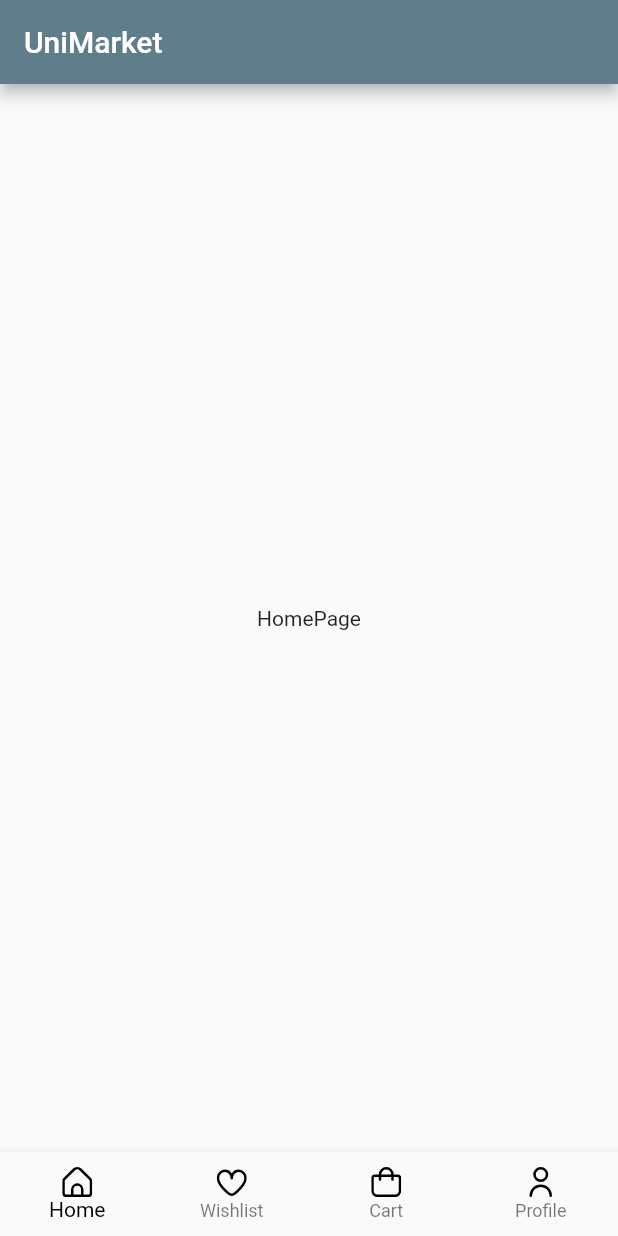
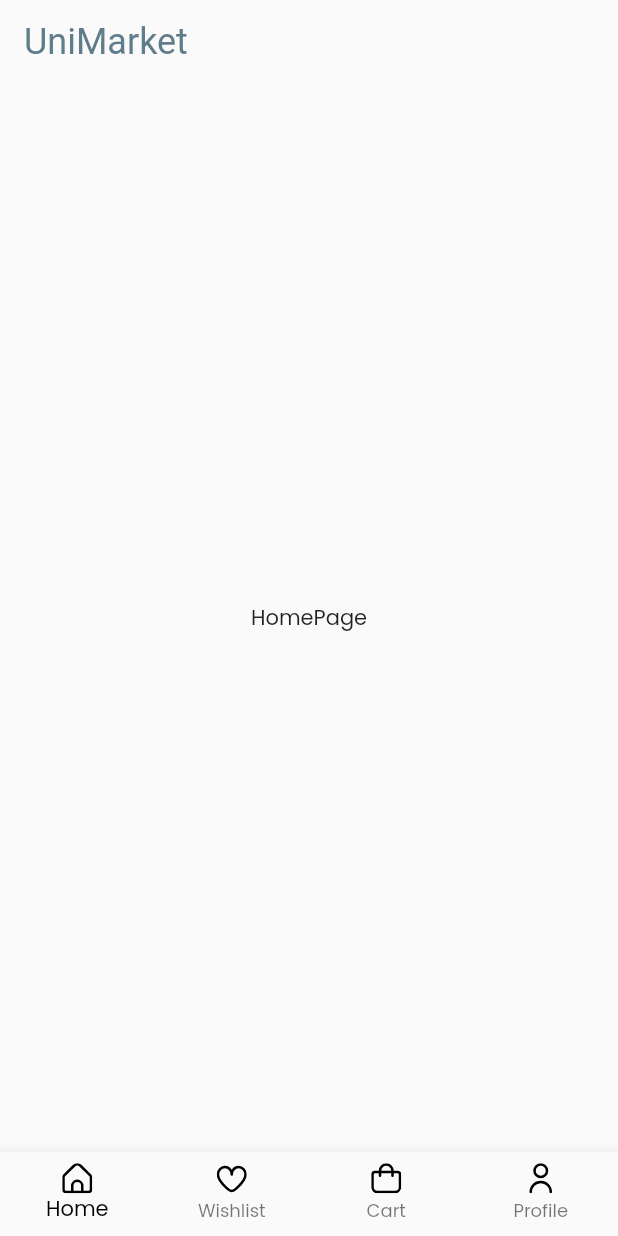
Before and after one commit to geniusvale/unimarket, a Flutter app: the screen it shows after launch, on a phone screen of 412 x 824 dp. Run offline on Flutter 3.47's test engine with Material 2 defaults, Android fonts, the phone set to English and light mode, and no system bars; our stand-ins replace flutter_svg, google_fonts.

Commit message:
upgrade to flutter 3 and added google fonts

```diff
--- a/lib/main.dart
+++ b/lib/main.dart
@@ -1,4 +1,5 @@
 import 'package:flutter/material.dart';
+import 'package:google_fonts/google_fonts.dart';
 
 import 'screens/homepage.dart';
 
@@ -17,6 +18,7 @@ class MyApp extends StatelessWidget {
       title: 'UniMarket',
       theme: ThemeData(
         primarySwatch: Colors.blueGrey,
+        textTheme: GoogleFonts.poppinsTextTheme(Theme.of(context).textTheme),
       ),
       home: const HomePage(),
     );
--- a/lib/screens/homepage.dart
+++ b/lib/screens/homepage.dart
@@ -1,5 +1,6 @@
 import 'package:flutter/material.dart';
 import 'package:flutter_svg/flutter_svg.dart';
+import 'dart:typed_data';
 
 class HomePage extends StatefulWidget {
   const HomePage({Key? key}) : super(key: key);
@@ -13,7 +14,10 @@ class _HomePageState extends State<HomePage> {
   Widget build(BuildContext context) {
     return Scaffold(
       appBar: AppBar(
-        title: const Text('UniMarket'),
+        backgroundColor: Colors.transparent,
+        elevation: 0,
+        titleTextStyle: const TextStyle(color: Colors.blueGrey),
+        title: const Text('UniMarket', style: TextStyle(fontSize: 24)),
       ),
       body: Column(
         mainAxisAlignment: MainAxisAlignment.center,
--- a/pubspec.yaml
+++ b/pubspec.yaml
@@ -38,6 +38,7 @@ dependencies:
   dio: ^5.1.1
   supabase_flutter: ^1.6.2
   flutter_svg: ^1.0.3
+  google_fonts: ^4.0.3
 
 dev_dependencies:
   flutter_test:
```
Also changed, not shown: pubspec.lock, 1 other file.
